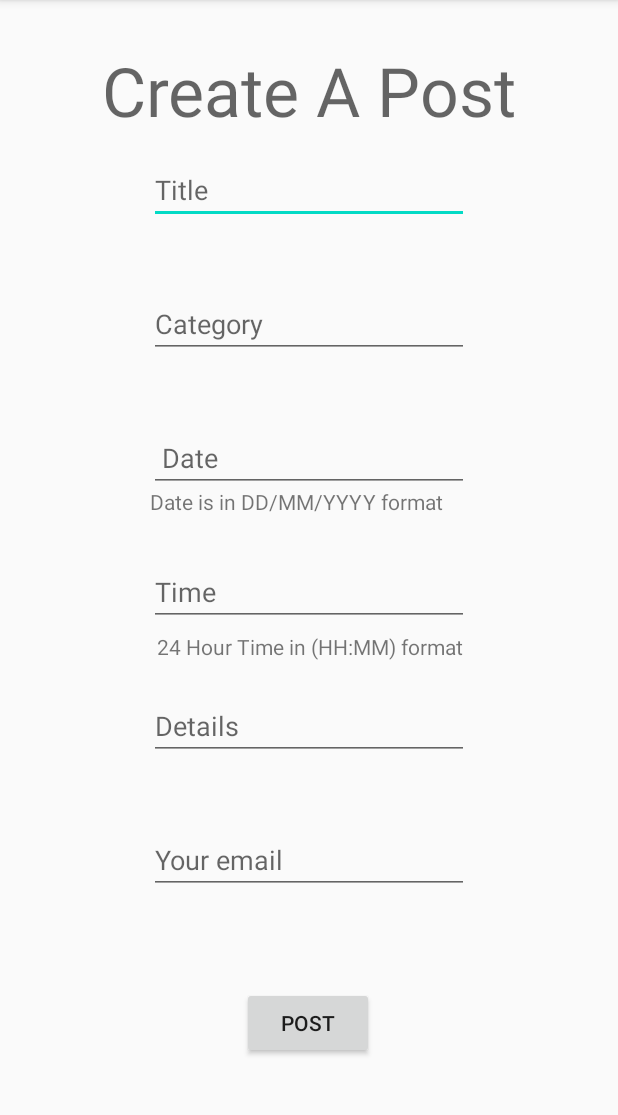
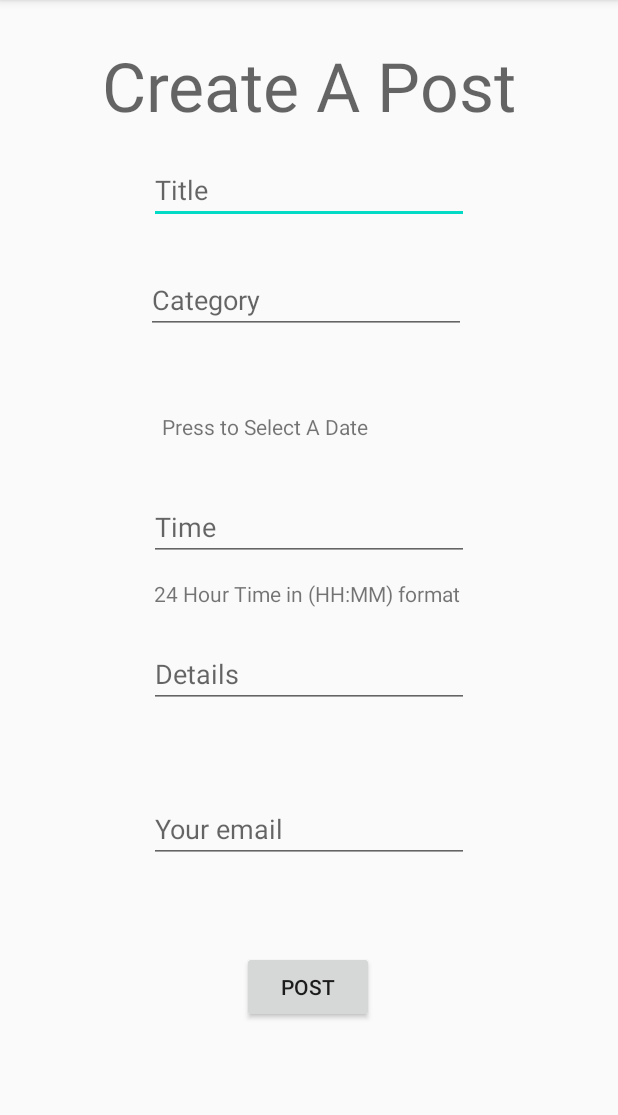
Before and after one commit to vladachini/EOMApp, an Android app: the EventInput screen opened directly, with no data from a screen before it, after a tap on "POST", on a phone screen of 412 x 824 dp, the part 84-1199 px from its top. Run offline under Robolectric (Android 15) with nearby library versions, the phone set to English and light mode, and no system bars.

Commit message:
Added the endTime column in the database, also added the feature to select the date for the event using a scroll interface thing

```diff
--- a/app/src/main/java/com/example/eomapp/DatabaseHelper.java
+++ b/app/src/main/java/com/example/eomapp/DatabaseHelper.java
@@ -10,7 +10,7 @@ import android.util.Log;
 
 public class DatabaseHelper extends SQLiteOpenHelper {
     private static final String DATABASE_NAME="Login.db";
-    private static final int DATABASE_VERSION= 3;
+    private static final int DATABASE_VERSION= 5;
     public DatabaseHelper(Context context) {
         super(context, DATABASE_NAME,  null,  DATABASE_VERSION);
     }
@@ -27,11 +27,14 @@ public class DatabaseHelper extends SQLiteOpenHelper {
 
     @Override
     public void onUpgrade(SQLiteDatabase db, int oldVersion, int newVersion) {
-        if(oldVersion<4) {
-            db.execSQL("CREATE TABLE Events(id INTEGER NOT NULL PRIMARY KEY AUTOINCREMENT, title TEXT NOT NULL, " +
-                    "category text not null, " +
-                    "date text not null, time text not null, details text, author text )");
-            db.execSQL("CREATE TABLE user (email TEXT PRIMARY KEY, password TEXT)");
+        //if(oldVersion<4) {
+        //    db.execSQL("CREATE TABLE Events(id INTEGER NOT NULL PRIMARY KEY AUTOINCREMENT, title TEXT NOT NULL, " +
+         //           "category text not null, " +
+        //            "date text not null, time text not null, details text, author text )");
+       //     db.execSQL("CREATE TABLE user (email TEXT PRIMARY KEY, password TEXT)");
+      //  }
+        if(oldVersion<5){
+            db.execSQL("ALTER TABLE Events ADD endTime Text");
         }
 
     }
--- a/app/src/main/java/com/example/eomapp/EventInput.java
+++ b/app/src/main/java/com/example/eomapp/EventInput.java
@@ -2,17 +2,26 @@ package com.example.eomapp;
 
 import androidx.appcompat.app.AppCompatActivity;
 
+import android.app.DatePickerDialog;
 import android.content.Intent;
+import android.graphics.Color;
+import android.graphics.drawable.ColorDrawable;
 import android.os.Bundle;
 import android.view.View;
 import android.widget.Button;
+import android.widget.DatePicker;
 import android.widget.EditText;
+import android.widget.TextView;
 import android.widget.Toast;
+
+import java.util.Calendar;
 
 public class EventInput extends AppCompatActivity {
     private EditText title;
     private EditText category;
-    private EditText date;
+    private TextView datePicker;
+    private String date;
+    private DatePickerDialog.OnDateSetListener dateListener;
     private EditText time;
     private EditText details;
     private EditText author;
@@ -22,6 +31,31 @@ public class EventInput extends AppCompatActivity {
     protected void onCreate(Bundle savedInstanceState) {
         super.onCreate(savedInstanceState);
         setContentView(R.layout.activity_event_input);
+        datePicker= (TextView)findViewById(R.id.datePicker);
+        datePicker.setOnClickListener(new View.OnClickListener() {
+            @Override
+            public void onClick(View v) {
+                Calendar cal = Calendar.getInstance();
+                int year = cal.get(Calendar.YEAR);
+                int month = cal.get(Calendar.MONTH);
+                int day = cal.get(Calendar.DAY_OF_MONTH);
+                DatePickerDialog dialog = new DatePickerDialog(EventInput.this,
+                        android.R.style.Theme_Holo_Light_Dialog_MinWidth,
+                        dateListener, year, month, day);
+                dialog.getWindow().setBackgroundDrawable(new ColorDrawable(Color.TRANSPARENT));
+                dialog.show();
+
+                dateListener = new DatePickerDialog.OnDateSetListener() {
+                    @Override
+                    public void onDateSet(DatePicker view, int year, int month, int dayOfMonth) {
+                        month=month+1;
+                        date= month + "/" + dayOfMonth + "/" + year;
+                        datePicker.setText(date);
+                    }
+                };
+            }
+        });
+
         post= findViewById(R.id.postBtn);
         post.setOnClickListener(new View.OnClickListener() {
             @Override
@@ -30,20 +64,20 @@ public class EventInput extends AppCompatActivity {
                 String eventTitle= title.getText().toString();
                 category= findViewById(R.id.categoryText);
                 String eventCategory= category.getText().toString();
-                date= findViewById(R.id.dateText);
-                String eventDate= date.getText().toString();
+
+
                 time=findViewById(R.id.timeText);
                 String eventTime= time.getText().toString();
                 details= findViewById(R.id.detailsText);
                 String eventDetails= details.getText().toString();
                 author= findViewById(R.id.authorText);
                 String eventAuthor= author.getText().toString();
-                Events e= new Events (eventTitle,eventCategory, eventDate, eventTime, eventDetails);
-                    if(eventTitle.equals("")|| eventCategory.equals("")|| eventDate.equals("") || eventTime.equals("") ){
+                Events e= new Events (eventTitle,eventCategory, date, eventTime, eventDetails);
+                    if(eventTitle.equals("")|| eventCategory.equals("")|| date.equals("") || eventTime.equals("") ){
                     Toast.makeText(getApplicationContext(), "Make Sure Fields aren't Empty", Toast.LENGTH_SHORT).show();
                      }
                      else {
-                        boolean insertCheck=db.insertEvent(eventTitle,eventCategory,eventDate,eventTime,eventDetails,eventAuthor);
+                        boolean insertCheck=db.insertEvent(eventTitle,eventCategory,date,eventTime,eventDetails,eventAuthor);
                         if(insertCheck){
                             Toast.makeText(getApplicationContext(), "Successfully Posted", Toast.LENGTH_SHORT).show();
                             Intent startIntent = new Intent(getApplicationContext(), HomeFeed.class);
--- a/app/src/main/res/layout/activity_event_input.xml
+++ b/app/src/main/res/layout/activity_event_input.xml
@@ -10,7 +10,8 @@
         android:id="@+id/postBtn"
         android:layout_width="wrap_content"
         android:layout_height="wrap_content"
-        android:layout_marginBottom="48dp"
+        android:layout_marginTop="8dp"
+        android:layout_marginBottom="44dp"
         android:text="Post"
         app:layout_constraintBottom_toBottomOf="parent"
         app:layout_constraintEnd_toEndOf="parent"
@@ -24,7 +25,7 @@
         android:layout_width="wrap_content"
         android:layout_height="wrap_content"
         android:layout_marginTop="104dp"
-        android:layout_marginBottom="44dp"
+        android:layout_marginBottom="20dp"
         android:ems="10"
         android:hint="Title"
         android:inputType="textPersonName"
@@ -37,46 +38,41 @@
         android:id="@+id/categoryText"
         android:layout_width="wrap_content"
         android:layout_height="wrap_content"
-        android:layout_marginTop="44dp"
+        android:layout_marginTop="8dp"
+        android:layout_marginBottom="44dp"
         android:ems="10"
         android:hint="Category"
         android:inputType="textPersonName"
+        app:layout_constraintBottom_toTopOf="@+id/datePicker"
         app:layout_constraintEnd_toEndOf="parent"
+        app:layout_constraintHorizontal_bias="0.489"
         app:layout_constraintStart_toStartOf="parent"
         app:layout_constraintTop_toBottomOf="@+id/titleText" />
-
-    <EditText
-        android:id="@+id/dateText"
-        android:layout_width="wrap_content"
-        android:layout_height="wrap_content"
-        android:layout_marginTop="44dp"
-        android:ems="10"
-        android:hint=" Date"
-        android:inputType="date"
-        app:layout_constraintEnd_toEndOf="parent"
-        app:layout_constraintStart_toStartOf="parent"
-        app:layout_constraintTop_toBottomOf="@+id/categoryText" />
 
     <EditText
         android:id="@+id/timeText"
         android:layout_width="wrap_content"
         android:layout_height="wrap_content"
-        android:layout_marginTop="44dp"
+        android:layout_marginTop="8dp"
+        android:layout_marginBottom="8dp"
         android:ems="10"
         android:hint="Time"
         android:inputType="time"
+        app:layout_constraintBottom_toTopOf="@+id/textView7"
         app:layout_constraintEnd_toEndOf="parent"
         app:layout_constraintStart_toStartOf="parent"
-        app:layout_constraintTop_toBottomOf="@+id/dateText" />
+        app:layout_constraintTop_toBottomOf="@+id/datePicker" />
 
     <EditText
         android:id="@+id/detailsText"
         android:layout_width="wrap_content"
         android:layout_height="wrap_content"
-        android:layout_marginTop="44dp"
+        android:layout_marginTop="8dp"
+        android:layout_marginBottom="8dp"
         android:ems="10"
         android:hint="Details"
         android:inputType="textPersonName"
+        app:layout_constraintBottom_toTopOf="@+id/authorText"
         app:layout_constraintEnd_toEndOf="parent"
         app:layout_constraintStart_toStartOf="parent"
         app:layout_constraintTop_toBottomOf="@+id/timeText" />
@@ -85,10 +81,12 @@
         android:id="@+id/authorText"
         android:layout_width="wrap_content"
         android:layout_height="wrap_content"
-        android:layout_marginTop="44dp"
+        android:layout_marginTop="8dp"
+        android:layout_marginBottom="8dp"
         android:ems="10"
         android:hint="Your email"
         android:inputType="textPersonName"
+        app:layout_constraintBottom_toTopOf="@+id/postBtn"
         app:layout_constraintEnd_toEndOf="parent"
         app:layout_constraintStart_toStartOf="parent"
         app:layout_constraintTop_toBottomOf="@+id/detailsText" />
@@ -97,6 +95,8 @@
         android:id="@+id/textView5"
         android:layout_width="wrap_content"
         android:layout_height="wrap_content"
+        android:layout_marginTop="8dp"
+        android:layout_marginBottom="8dp"
         android:text="Create A Post"
         android:textAppearance="@style/TextAppearance.AppCompat.Display2"
         app:layout_constraintBottom_toTopOf="@+id/titleText"
@@ -104,23 +104,6 @@
         app:layout_constraintStart_toStartOf="parent"
         app:layout_constraintTop_toTopOf="parent"
         app:layout_constraintVertical_bias="0.695" />
-
-    <TextView
-        android:id="@+id/textView6"
-        android:layout_width="238dp"
-        android:layout_height="22dp"
-        android:layout_marginStart="100dp"
-        android:layout_marginLeft="100dp"
-        android:layout_marginEnd="252dp"
-        android:layout_marginRight="252dp"
-        android:layout_marginBottom="25dp"
-        android:text="Date is in DD/MM/YYYY format"
-        app:layout_constraintBottom_toTopOf="@+id/timeText"
-        app:layout_constraintEnd_toEndOf="parent"
-        app:layout_constraintHorizontal_bias="0.0"
-        app:layout_constraintStart_toStartOf="parent"
-        app:layout_constraintTop_toBottomOf="@+id/dateText"
-        app:layout_constraintVertical_bias="1.0" />
 
     <TextView
         android:id="@+id/textView7"
@@ -135,8 +118,21 @@
         android:text=" 24 Hour Time in (HH:MM) format"
         app:layout_constraintBottom_toTopOf="@+id/detailsText"
         app:layout_constraintEnd_toEndOf="parent"
-        app:layout_constraintHorizontal_bias="0.401"
+        app:layout_constraintHorizontal_bias="0.414"
         app:layout_constraintStart_toStartOf="parent"
         app:layout_constraintTop_toBottomOf="@+id/timeText"
-        app:layout_constraintVertical_bias="0.0" />
+        app:layout_constraintVertical_bias="1.0" />
+
+    <TextView
+        android:id="@+id/datePicker"
+        android:layout_width="202dp"
+        android:layout_height="38dp"
+        android:layout_marginTop="8dp"
+        android:layout_marginBottom="8dp"
+        android:text=" Press to Select A Date"
+        app:layout_constraintBottom_toTopOf="@+id/timeText"
+        app:layout_constraintEnd_toEndOf="parent"
+        app:layout_constraintHorizontal_bias="0.497"
+        app:layout_constraintStart_toStartOf="parent"
+        app:layout_constraintTop_toBottomOf="@+id/categoryText" />
 </androidx.constraintlayout.widget.ConstraintLayout>
```
